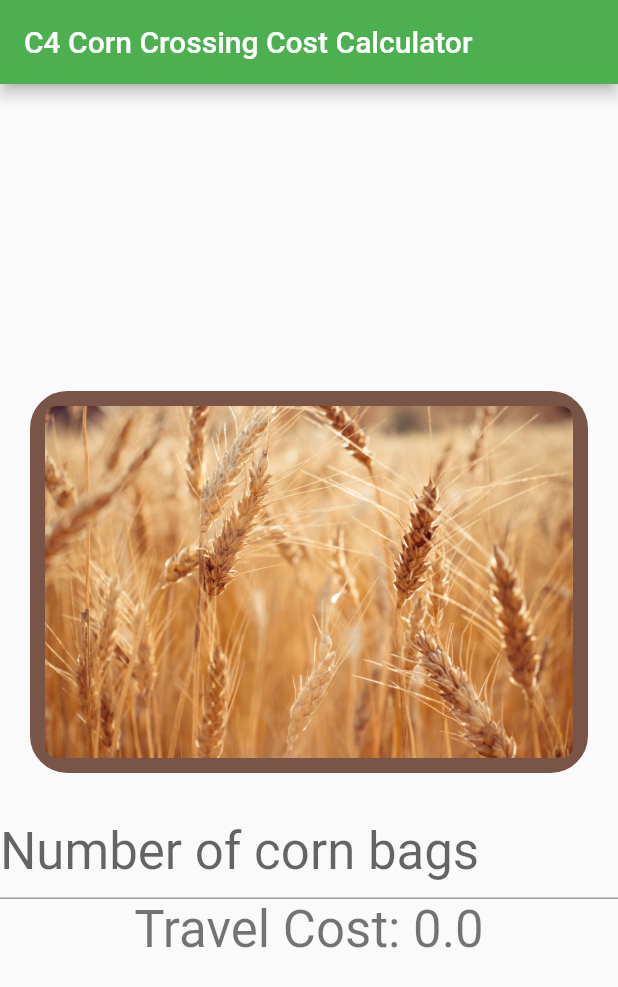
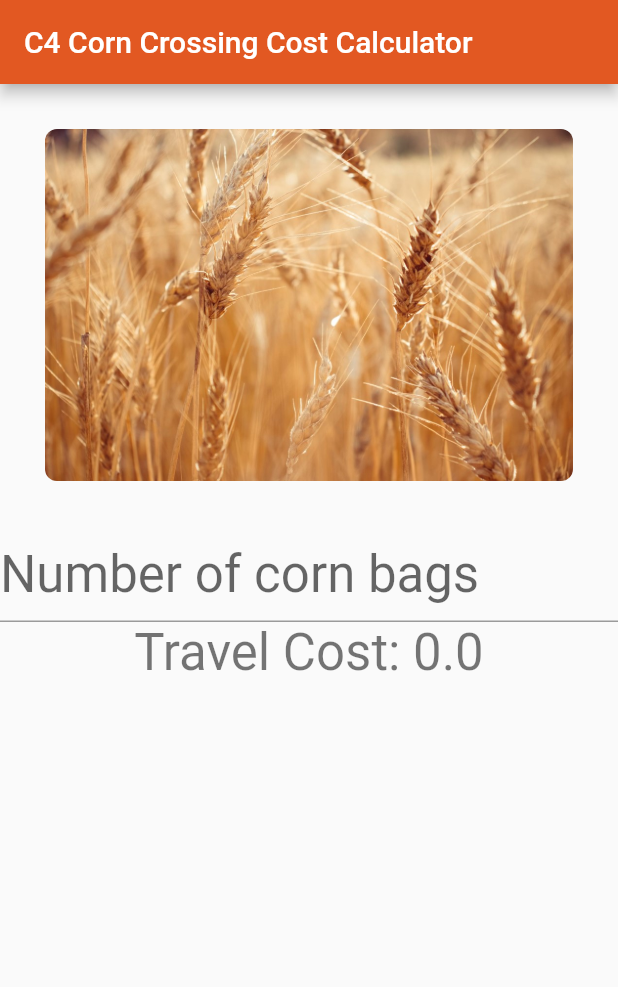
Before and after one commit to AdamProbert/MadeTech-FarmerCornBoatCalculator, a Flutter app: the screen it shows after launch, on a phone screen of 412 x 824 dp. Shown: the top 987 px of the screen. Run offline on Flutter 3.47's test engine with Material 2 defaults, Android fonts, the phone set to English and light mode, and no system bars.

Commit message:
Colours and formatting

```diff
--- a/lib/main.dart
+++ b/lib/main.dart
@@ -3,6 +3,20 @@ import 'package:flutter/material.dart';
 void main() {
   runApp(MyApp());
 }
+
+Map<int, Color> color =
+{
+  50:Color.fromRGBO(226, 88, 34, .1),
+  100:Color.fromRGBO(226, 88, 34, .2),
+  200:Color.fromRGBO(226, 88, 34, .3),
+  300:Color.fromRGBO(226, 88, 34, .4),
+  400:Color.fromRGBO(226, 88, 34, .5),
+  500:Color.fromRGBO(226, 88, 34, .6),
+  600:Color.fromRGBO(226, 88, 34, .7),
+  700:Color.fromRGBO(226, 88, 34, .8),
+  800:Color.fromRGBO(226, 88, 34, .9),
+  900:Color.fromRGBO(226, 88, 34, 1),
+};
 
 class MyApp extends StatelessWidget {
   // This widget is the root of your application.
@@ -20,7 +34,7 @@ class MyApp extends StatelessWidget {
         // or simply save your changes to "hot reload" in a Flutter IDE).
         // Notice that the counter didn't reset back to zero; the application
         // is not restarted.
-        primarySwatch: Colors.green,
+        primarySwatch: MaterialColor(0xffe25822, color),
         // This makes the visual density adapt to the platform that you run
         // the app on. For desktop platforms, the controls will be smaller and
         // closer together (more dense) than on mobile platforms.
@@ -108,17 +122,13 @@ class _MyHomePageState extends State<MyHomePage> {
           // center the children vertically; the main axis here is the vertical
           // axis because Columns are vertical (the cross axis would be
           // horizontal).
-          mainAxisAlignment: MainAxisAlignment.center,
+          mainAxisAlignment: MainAxisAlignment.start,
           children: <Widget>[
             Container(
                 padding: EdgeInsets.all(0),
-                margin: EdgeInsets.all(20),
+                margin: EdgeInsets.all(30),
                 decoration: BoxDecoration(
-                  borderRadius: BorderRadius.circular(25),
-                  border: Border.all(
-                    color: Colors.brown,
-                    width: 10,
-                  ),
+                  borderRadius: BorderRadius.circular(50),
                 ),
                 child: ClipRRect(
                   borderRadius: BorderRadius.circular(8.0),
```
